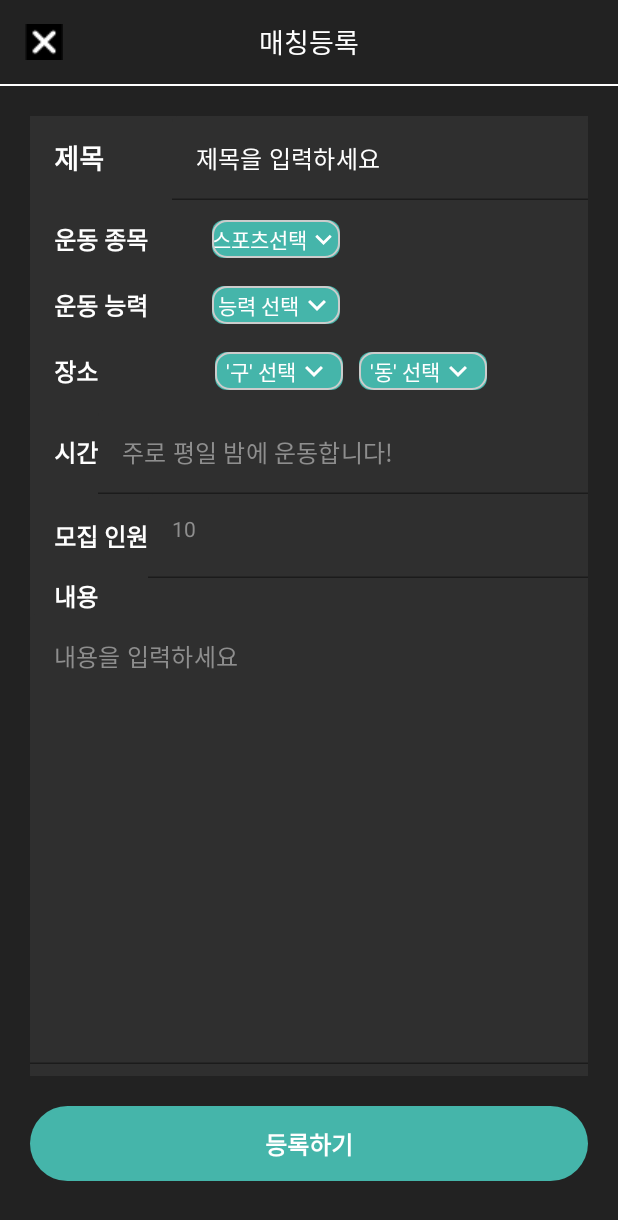
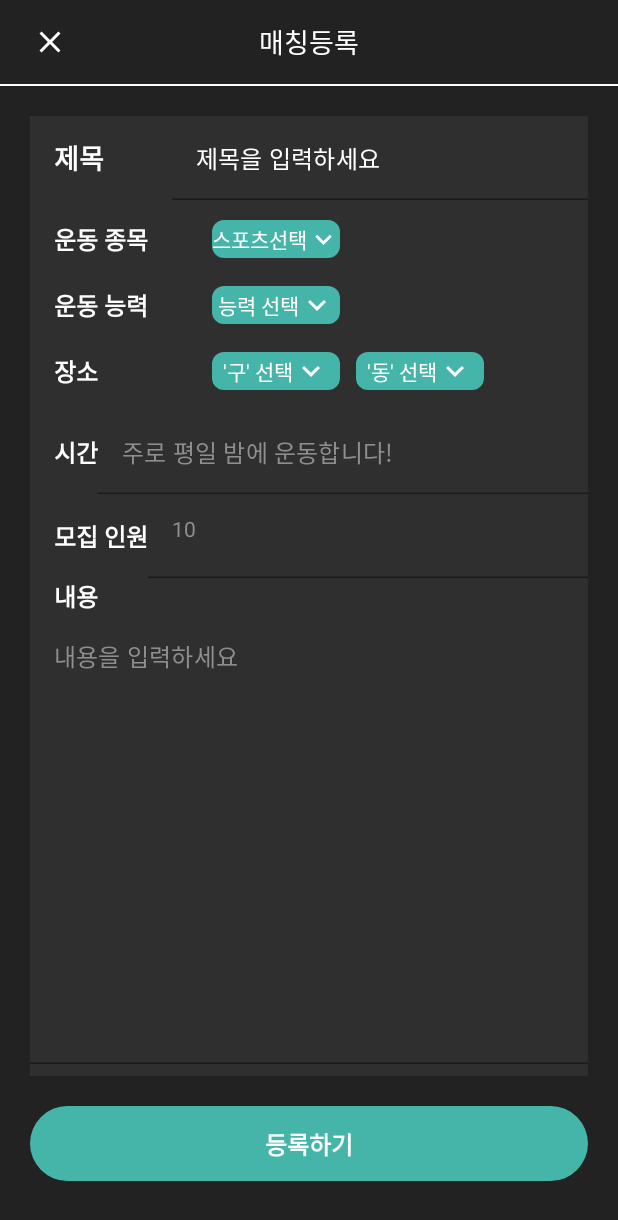
Before and after one commit to beom84/SportsBuddy, an Android app built with Jetpack Compose: the EnrollMatchActivity screen opened directly, with no data from a screen before it, on a phone screen of 412 x 824 dp. Shown: the top 1220 px of the screen. Run offline under Robolectric (Android 15) with nearby library versions, the phone set to English and light mode, and no system bars; Roboto replaces fonts that are not available here.

```diff
--- a/app/src/main/java/com/example/sportsbuddy/enroll_match/EnrollMatchScreen.kt
+++ b/app/src/main/java/com/example/sportsbuddy/enroll_match/EnrollMatchScreen.kt
@@ -207,7 +207,6 @@ fun EnrollMatchScreen(onMatchEnroll: (Match) -> Unit) {
                     )
                 }
                 Row(
-                    horizontalArrangement = Arrangement.Center,
                     verticalAlignment = Alignment.CenterVertically
                 ) {
                     Text(
@@ -226,13 +225,12 @@ fun EnrollMatchScreen(onMatchEnroll: (Match) -> Unit) {
                             Text(
                                 "모집인원을 입력하세요",
                                 color = Color(0xFF8E8E8E),
-                                fontSize = 16.sp
+                                fontSize = 20.sp
                             )
                         },
                         colors = TextFieldDefaults.textFieldColors(
                             backgroundColor = Color(0xFF2F2F2F),
-                            textColor = Color(0xFF8E8E8E),
-                            placeholderColor = Color(0xFF8E8E8E)
+                            textColor = Color(0xFF8E8E8E)
                         ),
                         keyboardOptions = KeyboardOptions.Default.copy(keyboardType = KeyboardType.Number)
                     )
@@ -315,8 +313,8 @@ fun EnrollMatchScreen(onMatchEnroll: (Match) -> Unit) {
     }
 }
 
-//@Preview
-//@Composable
-//private fun EnrollMatchScreenPreview() {
-//    EnrollMatchScreen()
-//}
+@Preview
+@Composable
+private fun EnrollMatchScreenPreview() {
+    EnrollMatchScreen({ match -> })
+}
--- a/app/src/main/java/com/example/sportsbuddy/enroll_match/TopAppBar.kt
+++ b/app/src/main/java/com/example/sportsbuddy/enroll_match/TopAppBar.kt
@@ -6,11 +6,15 @@ import androidx.compose.foundation.layout.PaddingValues
 import androidx.compose.foundation.layout.Row
 import androidx.compose.foundation.layout.fillMaxWidth
 import androidx.compose.foundation.layout.height
+import androidx.compose.foundation.layout.padding
 import androidx.compose.foundation.layout.size
 import androidx.compose.material3.ExperimentalMaterial3Api
 import androidx.compose.material3.IconButton
 //noinspection UsingMaterialAndMaterial3Libraries
 import androidx.compose.material.Text
+import androidx.compose.material.icons.Icons
+import androidx.compose.material.icons.filled.Clear
+import androidx.compose.material3.Icon
 import androidx.compose.material3.TopAppBar
 import androidx.compose.runtime.Composable
 import androidx.compose.ui.Alignment
@@ -47,17 +51,10 @@ fun TopAppBar(
                 modifier = Modifier
                     .weight(1f)
                     .fillMaxWidth()
+                    .padding(start = 16.dp)
             ) {
-                IconButton(
-                    onClick = onBackIconClick,
-                    modifier = Modifier.align(Alignment.CenterStart)
-                ) {
-                    Image(
-                        painter = painterResource(id = R.drawable.back_white_icn),
-                        modifier = Modifier.size(25.dp),
-                        contentDescription = "뒤로 가기"
-                    )
-                }
+                Icon(imageVector = Icons.Default.Clear, contentDescription = "", tint = Color.White)
+
             }
             // title
             Box(
--- a/app/src/main/java/com/example/sportsbuddy/enroll_match/spinner/LocationSpinner.kt
+++ b/app/src/main/java/com/example/sportsbuddy/enroll_match/spinner/LocationSpinner.kt
@@ -49,7 +49,7 @@ fun LocationSpinner(
     Row(
         modifier = Modifier
             .fillMaxWidth()
-            .padding(start = 37.dp)
+            .padding(start = 35.dp)
             .padding(end = 37.dp),
         horizontalArrangement = Arrangement.Center
     ) {
@@ -65,11 +65,7 @@ fun LocationSpinner(
                         isDistrictDropdownExpanded = !isDistrictDropdownExpanded
                     }
                     .padding(5.dp)
-                    .border(
-                        width = 1.dp,
-                        color = Color.LightGray,
-                        shape = RoundedCornerShape(10.dp)
-                    )
+
                     .background(
                         color = colorResource(id = R.color.mint),
                         shape = RoundedCornerShape(8.dp)
@@ -124,11 +120,7 @@ fun LocationSpinner(
                             }
                         }
                         .padding(5.dp)
-                        .border(
-                            width = 1.dp,
-                            color = Color.LightGray,
-                            shape = RoundedCornerShape(10.dp)
-                        )
+
                         .background(
                             color = colorResource(id = R.color.mint),
                             shape = RoundedCornerShape(8.dp)
--- a/app/src/main/java/com/example/sportsbuddy/enroll_match/spinner/SportsAbilitySpinner.kt
+++ b/app/src/main/java/com/example/sportsbuddy/enroll_match/spinner/SportsAbilitySpinner.kt
@@ -66,11 +66,7 @@ fun AbilitiesSpinner(
                         isAbilityDropdownExpanded = !isAbilityDropdownExpanded
                     }
                     .padding(5.dp)
-                    .border(
-                        width = 1.dp,
-                        color = Color.LightGray,
-                        shape = RoundedCornerShape(10.dp)
-                    )
+
                     .background(
                         color = colorResource(id = R.color.mint),
                         shape = RoundedCornerShape(8.dp)
--- a/app/src/main/java/com/example/sportsbuddy/enroll_match/spinner/SportsSpinner.kt
+++ b/app/src/main/java/com/example/sportsbuddy/enroll_match/spinner/SportsSpinner.kt
@@ -56,11 +56,7 @@ fun SportsSpinner(
                         isSportDropdownExpanded = !isSportDropdownExpanded
                     }
                     .padding(5.dp)
-                    .border(
-                        width = 1.dp,
-                        color = Color.LightGray,
-                        shape = RoundedCornerShape(10.dp)
-                    )
+
                     .background(
                         color = colorResource(id = R.color.mint),
                         shape = RoundedCornerShape(8.dp)
--- a/app/src/main/java/com/example/sportsbuddy/friend_profile/FriendProfileScreen.kt
+++ b/app/src/main/java/com/example/sportsbuddy/friend_profile/FriendProfileScreen.kt
@@ -94,7 +94,7 @@ fun FriendProfileScreen(modifier: Modifier = Modifier) {
                 .height(285.dp)
                 .padding(start = 20.dp, end = 20.dp),
             textStyle = TextStyle(Color(0xFF8E8E8E)),
-            placeholder = { Text("내용을 입력하세요", color = Color(0xFF8E8E8E)) },
+            placeholder = { Text("저는 농구가 제일 좋아요", color = Color(0xFF8E8E8E)) },
             colors = TextFieldDefaults.textFieldColors(
                 backgroundColor = Color(0xFF2F2F2F),
                 textColor = Color(0xFF8E8E8E),
```
